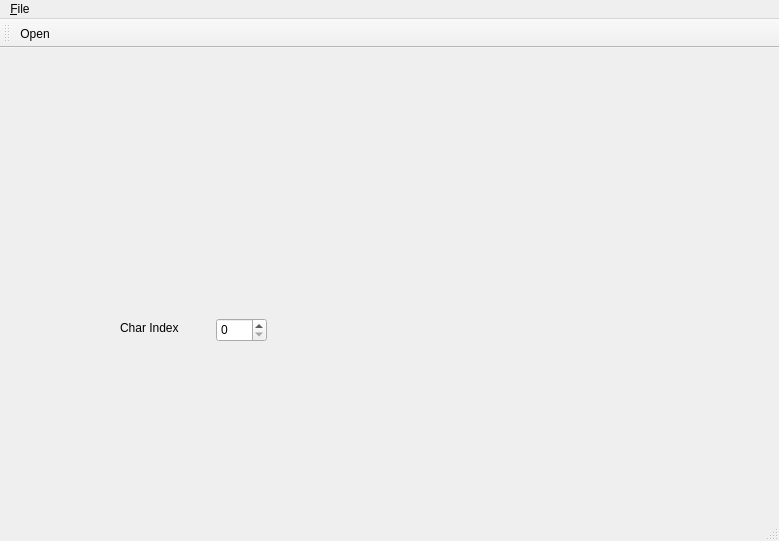
Above: src/mainwindow.ui from ricardoquesada/vchar64 before the change. Below: the same form after it.
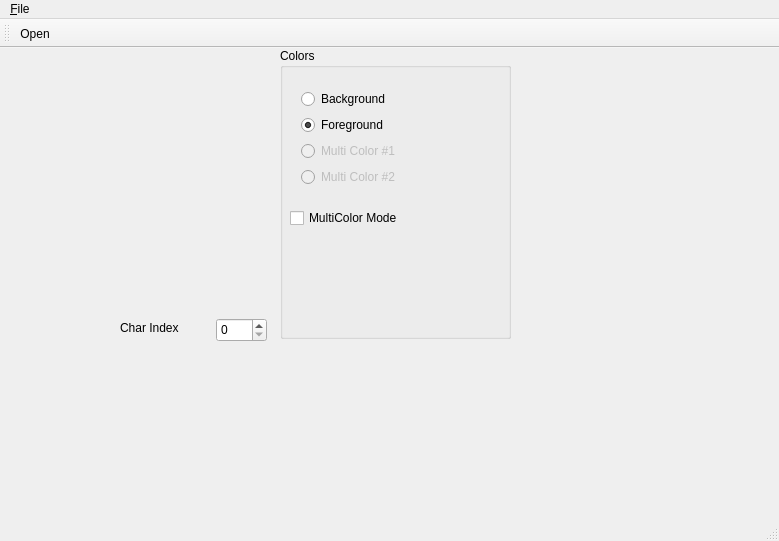
That is the form after the change. Icons and pictures are not drawn. Custom widgets are drawn as their Qt base class.

Commit message: Adds multi-color radio button

The edit to the form file:
```diff
--- a/src/mainwindow.ui
+++ b/src/mainwindow.ui
@@ -63,15 +63,94 @@
      </rect>
     </property>
    </widget>
-   <widget class="ColorPalette" name="widget" native="true">
+   <widget class="QGroupBox" name="groupBox">
     <property name="geometry">
      <rect>
-      <x>270</x>
-      <y>10</y>
-      <width>120</width>
-      <height>80</height>
+      <x>280</x>
+      <y>0</y>
+      <width>231</width>
+      <height>291</height>
      </rect>
     </property>
+    <property name="title">
+     <string>Colors</string>
+    </property>
+    <widget class="QWidget" name="">
+     <property name="geometry">
+      <rect>
+       <x>10</x>
+       <y>30</y>
+       <width>131</width>
+       <height>120</height>
+      </rect>
+     </property>
+     <layout class="QVBoxLayout" name="verticalLayout">
+      <item>
+       <widget class="QRadioButton" name="radioButton">
+        <property name="text">
+         <string>Background</string>
+        </property>
+       </widget>
+      </item>
+      <item>
+       <widget class="QRadioButton" name="radioButton_2">
+        <property name="text">
+         <string>Foreground</string>
+        </property>
+        <property name="checked">
+         <bool>true</bool>
+        </property>
+       </widget>
+      </item>
+      <item>
+       <widget class="QRadioButton" name="radioButton_3">
+        <property name="enabled">
+         <bool>false</bool>
+        </property>
+        <property name="text">
+         <string>Multi Color #1</string>
+        </property>
+       </widget>
+      </item>
+      <item>
+       <widget class="QRadioButton" name="radioButton_4">
+        <property name="enabled">
+         <bool>false</bool>
+        </property>
+        <property name="text">
+         <string>Multi Color #2</string>
+        </property>
+       </widget>
+      </item>
+     </layout>
+    </widget>
+    <widget class="ColorPalette" name="widget" native="true">
+     <property name="geometry">
+      <rect>
+       <x>10</x>
+       <y>250</y>
+       <width>128</width>
+       <height>32</height>
+      </rect>
+     </property>
+    </widget>
+    <widget class="QCheckBox" name="checkBox">
+     <property name="geometry">
+      <rect>
+       <x>10</x>
+       <y>160</y>
+       <width>131</width>
+       <height>20</height>
+      </rect>
+     </property>
+     <property name="text">
+      <string>MultiColor Mode</string>
+     </property>
+    </widget>
+    <zorder></zorder>
+    <zorder>widget</zorder>
+    <zorder>checkBox</zorder>
+    <zorder>widget_2</zorder>
    </widget>
   </widget>
   <widget class="QMenuBar" name="menuBar">
```
The commit also changes 3 other files.
